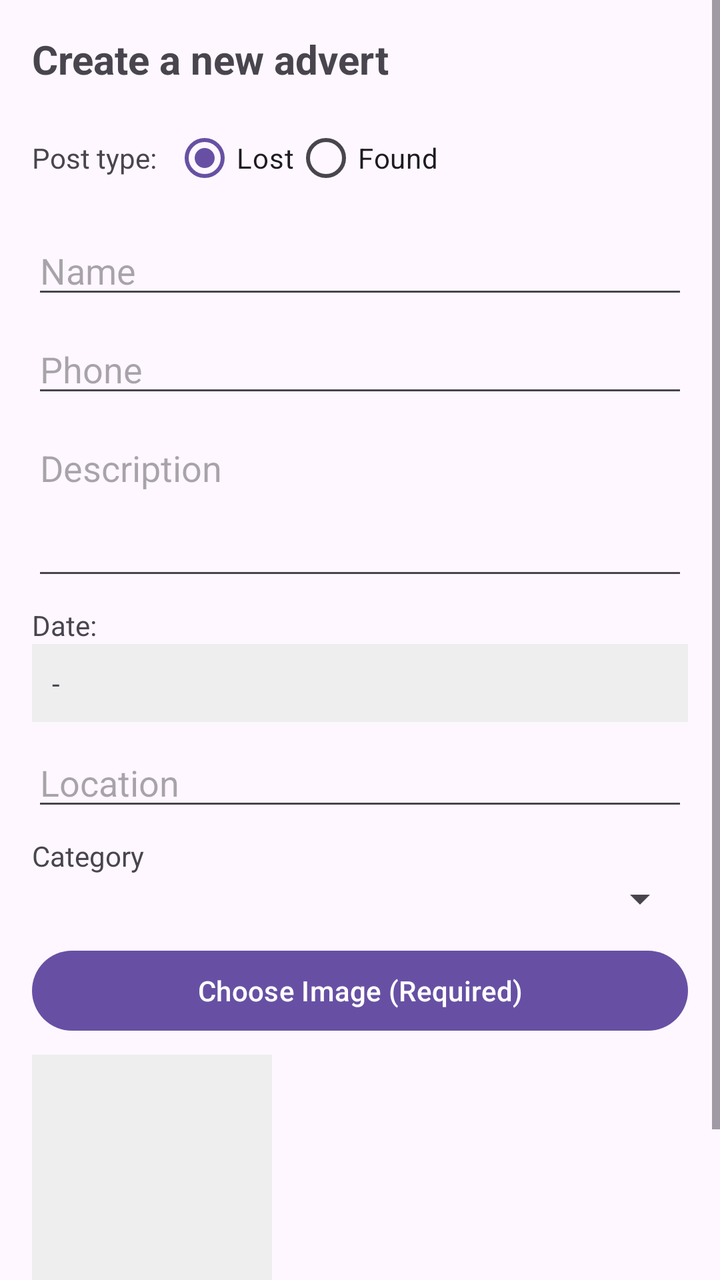
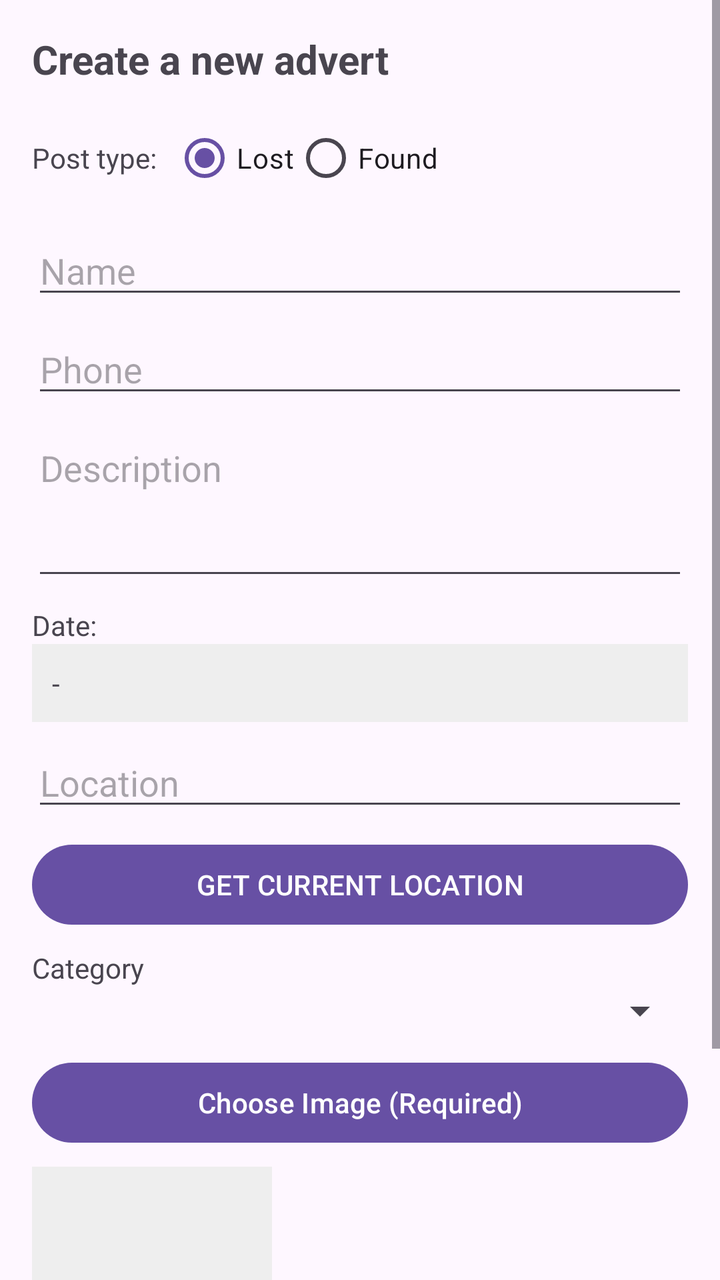

Screens rendered from an Android XML layout before and after an edit, with the pre-edit source and the edit as a unified diff.
<!-- AndroidManifest.xml: application theme Theme.Lostandfound2 -->
<!-- res/layout/activity_create_advert.xml -->
<?xml version="1.0" encoding="utf-8"?>
<ScrollView xmlns:android="http://schemas.android.com/apk/res/android"
    android:layout_width="match_parent"
    android:layout_height="match_parent">

    <LinearLayout
        android:layout_width="match_parent"
        android:layout_height="wrap_content"
        android:orientation="vertical"
        android:padding="16dp">

        <TextView
            android:layout_width="wrap_content"
            android:layout_height="wrap_content"
            android:text="Create a new advert"
            android:textSize="20sp"
            android:textStyle="bold" />

        <LinearLayout
            android:layout_width="match_parent"
            android:layout_height="wrap_content"
            android:layout_marginTop="12dp"
            android:gravity="center_vertical"
            android:orientation="horizontal">

            <TextView
                android:layout_width="wrap_content"
                android:layout_height="wrap_content"
                android:text="Post type:" />

            <RadioGroup
                android:id="@+id/radioGroupType"
                android:layout_width="wrap_content"
                android:layout_height="wrap_content"
                android:layout_marginStart="8dp"
                android:orientation="horizontal">

                <RadioButton
                    android:id="@+id/rbLost"
                    android:layout_width="wrap_content"
                    android:layout_height="wrap_content"
                    android:checked="true"
                    android:text="Lost" />

                <RadioButton
                    android:id="@+id/rbFound"
                    android:layout_width="wrap_content"
                    android:layout_height="wrap_content"
                    android:text="Found" />
            </RadioGroup>
        </LinearLayout>

        <EditText
            android:id="@+id/etName"
            android:layout_width="match_parent"
            android:layout_height="wrap_content"
            android:layout_marginTop="10dp"
            android:hint="Name" />

        <EditText
            android:id="@+id/etPhone"
            android:layout_width="match_parent"
            android:layout_height="wrap_content"
            android:layout_marginTop="8dp"
            android:hint="Phone"
            android:inputType="phone" />

        <EditText
            android:id="@+id/etDescription"
            android:layout_width="match_parent"
            android:layout_height="wrap_content"
            android:layout_marginTop="8dp"
            android:hint="Description"
            android:minLines="3"
            android:gravity="top" />

        <TextView
            android:id="@+id/tvDateLabel"
            android:layout_width="wrap_content"
            android:layout_height="wrap_content"
            android:layout_marginTop="8dp"
            android:text="Date:" />

        <TextView
            android:id="@+id/tvDateValue"
            android:layout_width="match_parent"
            android:layout_height="wrap_content"
            android:background="#EEEEEE"
            android:padding="10dp"
            android:text="-" />

        <EditText
            android:id="@+id/etLocation"
            android:layout_width="match_parent"
            android:layout_height="wrap_content"
            android:layout_marginTop="8dp"
            android:hint="Location" />

        <TextView
            android:layout_width="wrap_content"
            android:layout_height="wrap_content"
            android:layout_marginTop="8dp"
            android:text="Category" />

        <Spinner
            android:id="@+id/spinnerCategory"
            android:layout_width="match_parent"
            android:layout_height="wrap_content" />

        <com.google.android.material.button.MaterialButton
            android:id="@+id/btnChooseImage"
            android:layout_width="match_parent"
            android:layout_height="wrap_content"
            android:layout_marginTop="10dp"
            android:text="Choose Image (Required)" />

        <ImageView
            android:id="@+id/ivPreview"
            android:layout_width="120dp"
            android:layout_height="120dp"
            android:layout_marginTop="8dp"
            android:background="#EEEEEE"
            android:contentDescription="preview image" />

        <LinearLayout
            android:layout_width="match_parent"
            android:layout_height="wrap_content"
            android:layout_marginTop="14dp"
            android:orientation="horizontal">

            <com.google.android.material.button.MaterialButton
                android:id="@+id/btnBackFromCreate"
                android:layout_width="0dp"
                android:layout_height="wrap_content"
                android:layout_weight="1"
                android:text="BACK" />

            <View
                android:layout_width="10dp"
                android:layout_height="1dp" />

            <com.google.android.material.button.MaterialButton
                android:id="@+id/btnSave"
                android:layout_width="0dp"
                android:layout_height="wrap_content"
                android:layout_weight="1"
                android:text="SAVE" />
        </LinearLayout>

    </LinearLayout>
</ScrollView>
<!-- resources referenced by this layout -->
<resources>
  <style name="Theme.Lostandfound2" parent="Base.Theme.Lostandfound2" />
  <style name="Base.Theme.Lostandfound2" parent="Theme.Material3.DayNight.NoActionBar">
          
          
      </style>
</resources>

<!-- the commit's change to res/layout/activity_create_advert.xml (unified diff, before → after) -->
@@ -94,7 +94,16 @@
             android:layout_width="match_parent"
             android:layout_height="wrap_content"
             android:layout_marginTop="8dp"
+            android:clickable="true"
+            android:focusable="false"
             android:hint="Location" />
+
+        <com.google.android.material.button.MaterialButton
+            android:id="@+id/btnGetCurrentLocation"
+            android:layout_width="match_parent"
+            android:layout_height="wrap_content"
+            android:layout_marginTop="8dp"
+            android:text="GET CURRENT LOCATION" />
 
         <TextView
             android:layout_width="wrap_content"
